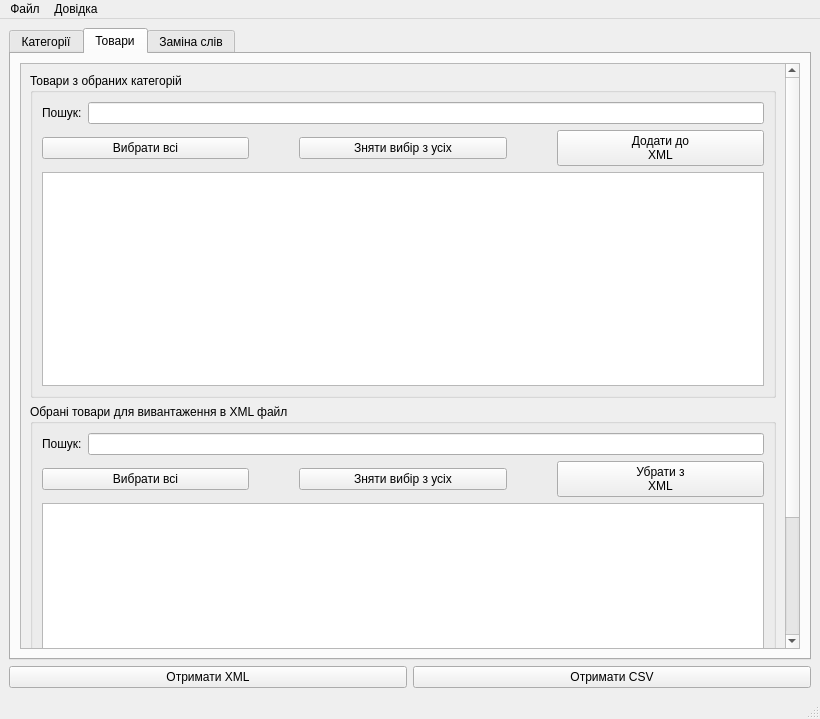
The window that mainwindow.ui (coolrich/xml-feed-editor) describes before a commit, drawn with Qt 5.
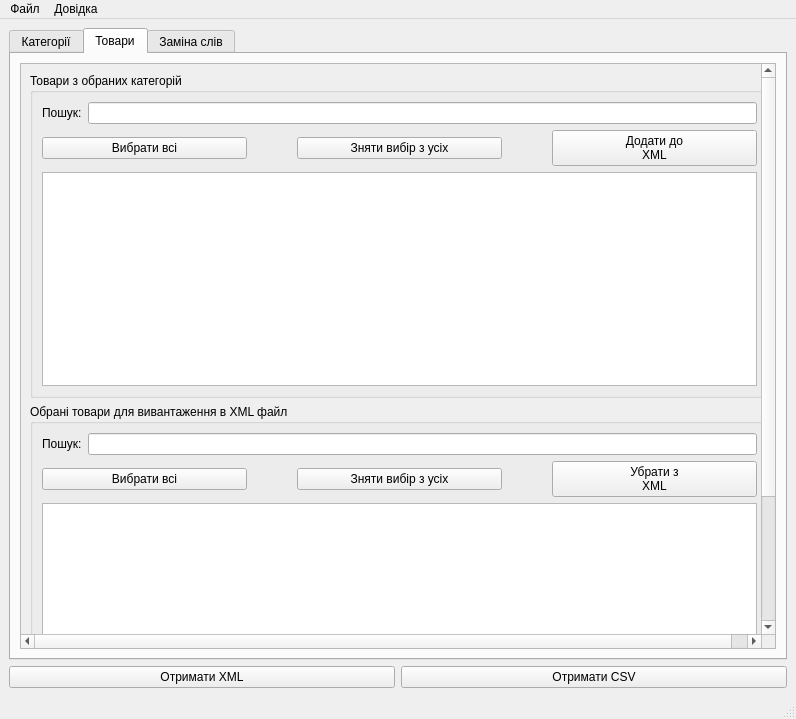
The same window after the commit. The open tabs and pages were chosen to show the change.

Commit message: - Stage of code optimization and refactoring. Stage of creating the feature of the word replacement.

```diff
--- a/mainwindow.ui
+++ b/mainwindow.ui
@@ -6,7 +6,7 @@
    <rect>
     <x>0</x>
     <y>0</y>
-    <width>820</width>
+    <width>796</width>
     <height>719</height>
    </rect>
   </property>
@@ -166,7 +166,7 @@
               <rect>
                <x>0</x>
                <y>0</y>
-               <width>757</width>
+               <width>729</width>
                <height>738</height>
               </rect>
              </property>
@@ -715,7 +715,7 @@
     <rect>
      <x>0</x>
      <y>0</y>
-     <width>820</width>
+     <width>796</width>
      <height>21</height>
     </rect>
    </property>
```
The commit also changes 2 other files.
